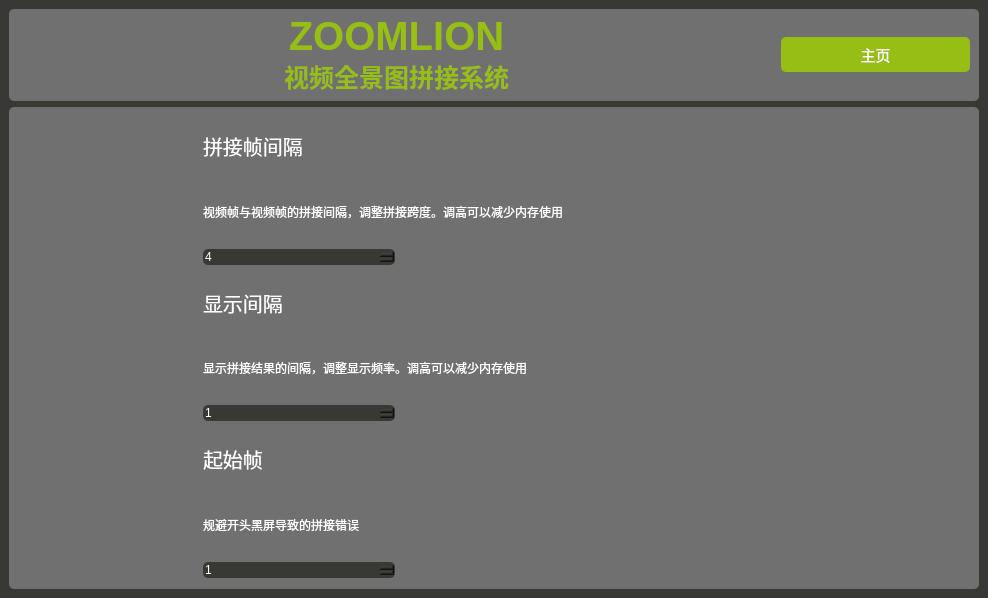
Old version of the form setting.ui in the repository HenryTANG0520/Panorama_Stiching.
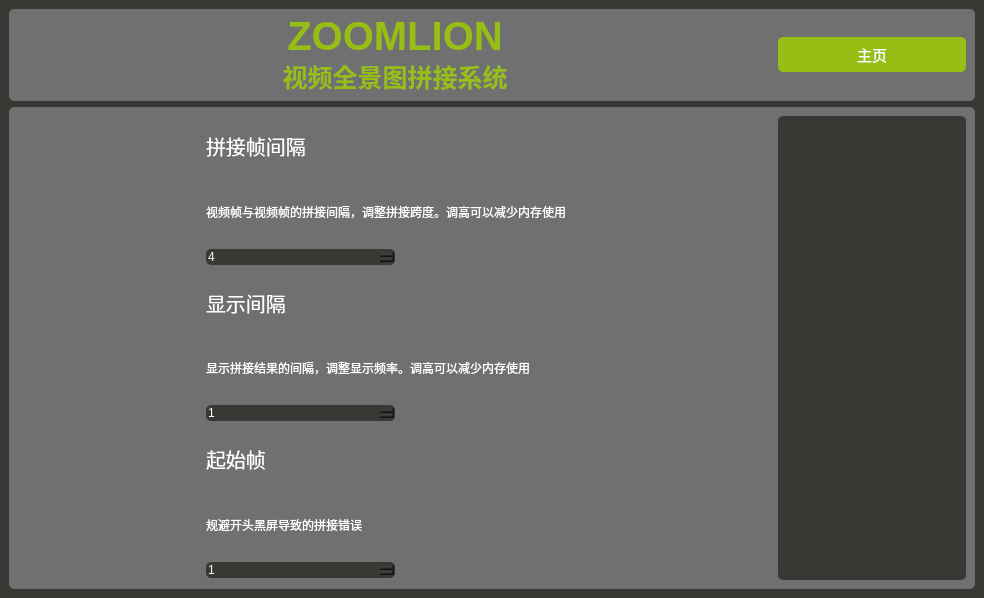
New version of the form.

Patch:
```diff
--- a/setting.ui
+++ b/setting.ui
@@ -6,7 +6,7 @@
    <rect>
     <x>0</x>
     <y>0</y>
-    <width>988</width>
+    <width>984</width>
     <height>598</height>
    </rect>
   </property>
@@ -140,7 +140,7 @@
       <property name="title">
        <string/>
       </property>
-      <layout class="QHBoxLayout" name="horizontalLayout_5" stretch="0,3,1">
+      <layout class="QHBoxLayout" name="horizontalLayout_5" stretch="1,3,1">
        <item>
         <spacer name="horizontalSpacer_3">
          <property name="orientation">
@@ -300,17 +300,7 @@
         </layout>
        </item>
        <item>
-        <spacer name="horizontalSpacer_4">
-         <property name="orientation">
-          <enum>Qt::Orientation::Horizontal</enum>
-         </property>
-         <property name="sizeHint" stdset="0">
-          <size>
-           <width>186</width>
-           <height>20</height>
-          </size>
-         </property>
-        </spacer>
+        <widget class="QTextBrowser" name="textBrowser"/>
        </item>
       </layout>
      </widget>
```
